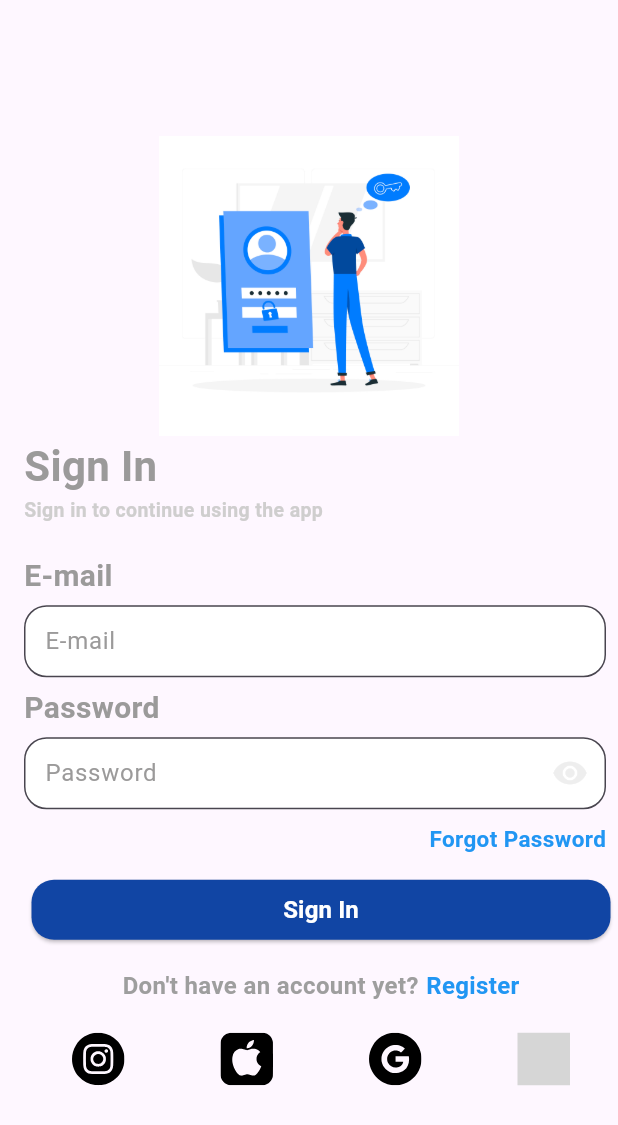
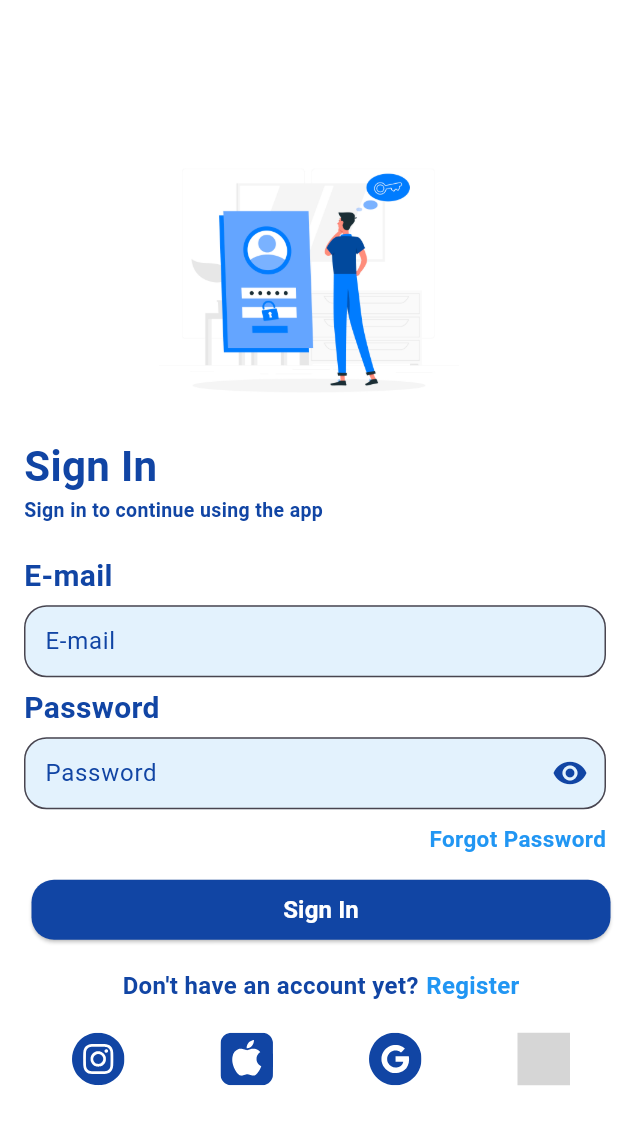
Before and after one commit to Hunvisk/MobilProgramlamaFinal, a Flutter app: the screen it shows after launch, after a tap on "Geç", on a phone screen of 412 x 824 dp. Shown: the top 1125 px of the screen. Run offline on Flutter 3.47's test engine with Material 3 defaults, Android fonts, the phone set to English and light mode, and no system bars; our stand-ins replace anim_search_bar, carousel_slider, dio, flex_color_scheme, flutter_bloc, flutter_credit_card and 7 more; network calls fail; grey boxes are pictures that could not be loaded.

Commit message:
Login And Register Page Added Dark Mode Theme Code

```diff
--- a/flutterfinalproje/lib/screens/user/login.dart
+++ b/flutterfinalproje/lib/screens/user/login.dart
@@ -31,7 +31,7 @@ class _LoginScreenState extends State<LoginScreen> {
   drawScreen() {
     switch (device) {
       case (Screen.mobile):
-        return  buildColumn(context) ;
+        return buildColumn(context);
       case (Screen.tablet):
         return TabletLogin();
       case (Screen.desktop):
@@ -96,16 +96,17 @@ class _LoginScreenState extends State<LoginScreen> {
 
   @override
   Widget build(BuildContext context) {
-     setState(() {
-        device = detectScreen(MediaQuery.of(context).size);
-      });
+    setState(() {
+      device = detectScreen(MediaQuery.of(context).size);
+    });
     return MaterialApp(
       debugShowCheckedModeBanner: false,
       home: SafeArea(
         child: Scaffold(
+          backgroundColor: Theme.of(context).scaffoldBackgroundColor,
           body: Center(
             child: SingleChildScrollView(
-              child:drawScreen(),
+              child: drawScreen(),
             ),
           ),
         ),
@@ -128,13 +129,14 @@ class _LoginScreenState extends State<LoginScreen> {
                 style: TextStyle(
                   fontSize: 28,
                   fontWeight: FontWeight.bold,
-                  color: Color.fromRGBO(155, 154, 154, 1),
+                  color: Theme.of(context).colorScheme.primary,
                 ),
               ),
               Text(
-                AppLocalizations.of(context).getTranslate("continue_app_description"),
+                AppLocalizations.of(context)
+                    .getTranslate("continue_app_description"),
                 style: TextStyle(
-                  color: Color.fromRGBO(207, 206, 206, 1),
+                  color: Theme.of(context).colorScheme.primary,
                   fontSize: 13,
                   fontWeight: FontWeight.bold,
                 ),
@@ -145,7 +147,7 @@ class _LoginScreenState extends State<LoginScreen> {
                 style: TextStyle(
                   fontSize: 20,
                   fontWeight: FontWeight.bold,
-                  color: Color.fromRGBO(155, 154, 154, 1),
+                  color: Theme.of(context).colorScheme.primary
                 ),
               ),
               Gap(5),
@@ -153,9 +155,10 @@ class _LoginScreenState extends State<LoginScreen> {
                 padding: const EdgeInsets.only(right: 8.0),
                 child: TextField(
                   decoration: InputDecoration(
-                    labelText: AppLocalizations.of(context).getTranslate("email"),
+                    labelText:
+                        AppLocalizations.of(context).getTranslate("email"),
                     filled: true,
-                    fillColor: Theme.of(context).colorScheme.surface,
+                    fillColor: Theme.of(context).secondaryHeaderColor,
                     border: OutlineInputBorder(
                       borderRadius: BorderRadius.circular(15),
                     ),
@@ -163,10 +166,10 @@ class _LoginScreenState extends State<LoginScreen> {
                         top: 10.0, bottom: 10.0, left: 10.0, right: 5.0),
                     focusedBorder: OutlineInputBorder(
                       borderRadius: BorderRadius.circular(15),
-                      borderSide: BorderSide(color: Colors.black),
+                      borderSide: BorderSide(color: Theme.of(context).colorScheme.primary),
                     ),
                     labelStyle:
-                        TextStyle(color: Color.fromRGBO(155, 154, 154, 1)),
+                        TextStyle(color: Theme.of(context).colorScheme.primary),
                   ),
                   cursorColor: Colors.black, // Yazma imleci rengi
                 ),
@@ -177,7 +180,7 @@ class _LoginScreenState extends State<LoginScreen> {
                 style: TextStyle(
                   fontSize: 20,
                   fontWeight: FontWeight.bold,
-                  color: Color.fromRGBO(155, 154, 154, 1),
+                  color: Theme.of(context).colorScheme.primary
                 ),
               ),
               Gap(5),
@@ -188,9 +191,10 @@ class _LoginScreenState extends State<LoginScreen> {
                       //backgroundColor: Color.fromRGBO(249, 249, 249, 1),
                       ),
                   decoration: InputDecoration(
-                    labelText: AppLocalizations.of(context).getTranslate("password"),
+                    labelText:
+                        AppLocalizations.of(context).getTranslate("password"),
                     filled: true,
-                    fillColor: Theme.of(context).colorScheme.surface,
+                    fillColor: Theme.of(context).secondaryHeaderColor,
                     border: OutlineInputBorder(
                       borderRadius: BorderRadius.circular(15),
                     ),
@@ -198,15 +202,16 @@ class _LoginScreenState extends State<LoginScreen> {
                         top: 10.0, bottom: 10.0, left: 10.0, right: 5.0),
                     focusedBorder: OutlineInputBorder(
                       borderRadius: BorderRadius.circular(15),
-                      borderSide: BorderSide(color: Colors.black),
+                      borderSide: BorderSide(color: Theme.of(context).colorScheme.primary),
                     ),
-                    labelStyle:
-                        TextStyle(color: Color.fromRGBO(155, 154, 154, 1)),
+                    labelStyle: TextStyle(
+                        color: Theme.of(context).colorScheme.primary
+                        ),
                     suffixIcon: GestureDetector(
                       onTap: () {},
                       child: Icon(
                         Icons.visibility,
-                        color: Colors.grey.shade200,
+                        color: Theme.of(context).colorScheme.primary,
                       ),
                     ),
                   ),
@@ -230,6 +235,7 @@ class _LoginScreenState extends State<LoginScreen> {
                       child: SvgPicture.asset(
                         "assets/icons/instagram.svg",
                         height: 35,
+                        color: Theme.of(context).colorScheme.primary,
                       ),
                     ),
                   ),
@@ -240,6 +246,7 @@ class _LoginScreenState extends State<LoginScreen> {
                       child: SvgPicture.asset(
                         "assets/icons/apple.svg",
                         height: 35,
+                        color: Theme.of(context).colorScheme.primary,
                       ),
                     ),
                   ),
@@ -250,6 +257,7 @@ class _LoginScreenState extends State<LoginScreen> {
                       child: SvgPicture.asset(
                         "assets/icons/google.svg",
                         height: 35,
+                        color: Theme.of(context).colorScheme.primary,
                       ),
                     ),
                   ),
@@ -260,6 +268,7 @@ class _LoginScreenState extends State<LoginScreen> {
                       child: SvgPicture.asset(
                         "assets/icons/linkedin.svg",
                         height: 35,
+                        color:Theme.of(context).colorScheme.primary
                       ),
                     ),
                   ),
@@ -330,7 +339,7 @@ Widget SignInButton(BuildContext context) {
       ),
       style: ElevatedButton.styleFrom(
         backgroundColor:
-            Theme.of(context).primaryColor, // Tema rengi, // Buton rengi
+             Theme.of(context).colorScheme.primary, // Tema rengi, // Buton rengi
         shape: RoundedRectangleBorder(
           borderRadius: BorderRadius.circular(15),
         ),
@@ -350,7 +359,7 @@ Widget OtherSignInText(BuildContext context) {
             style: TextStyle(
               fontSize: 16,
               fontWeight: FontWeight.bold,
-              color: Colors.grey, // Yazı rengi
+              color: Theme.of(context).colorScheme.primary // Yazı rengi
             ),
           ),
           Gap(5),
@@ -364,7 +373,6 @@ Widget OtherSignInText(BuildContext context) {
                 fontSize: 16,
                 fontWeight: FontWeight.bold,
                 color: Colors.blue,
-                //color: Colors.blue,
               ),
             ),
           ),
```
Also changed, not shown: flutterfinalproje/lib/screens/user/register.dart (+18 -17 lines).
